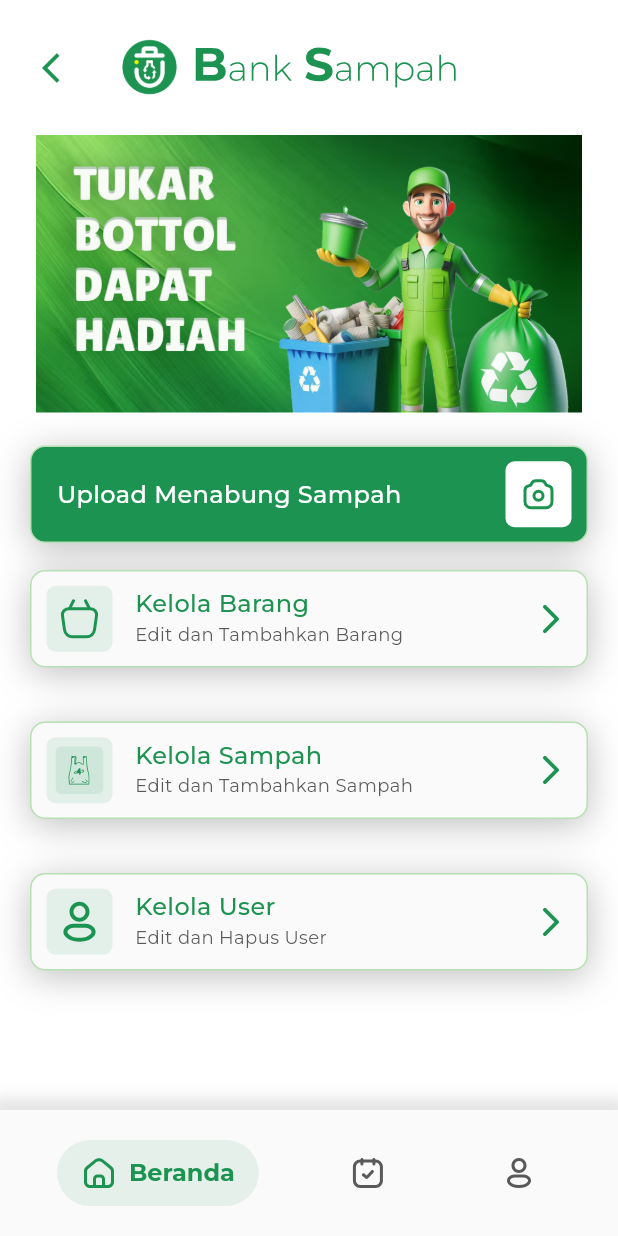
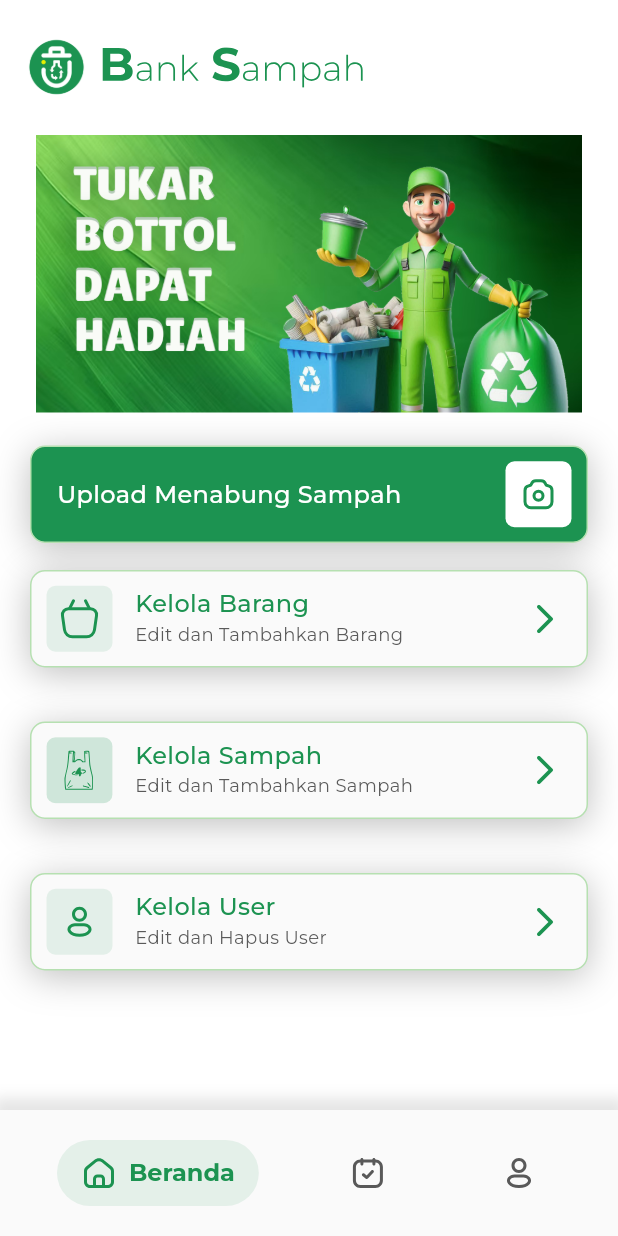
Before and after one commit to WiraRespati/bank_sampah, a Flutter app: the BottomNavbarAdmin screen opened directly, on a phone screen of 412 x 824 dp. Run offline on Flutter 3.47's test engine with Material 3 defaults, Android fonts, the phone set to English and light mode, and no system bars; drawn by our look-alikes of salomon_bottom_bar; our stand-ins replace auto_size_text, cloud_firestore, firebase_auth, firebase_core, flutter_svg, get and 1 more; accounts and stored records are empty; network calls fail.

Commit message:
fixed item widget for home admin

```diff
--- /dev/null
+++ b/lib/controller/admin/item_home_admin_controller.dart
@@ -0,0 +1,9 @@
+import 'package:get/get.dart';
+
+class ItemHomeAdminController extends GetxController {
+  var isTapped = false.obs;
+
+  void setTapped(bool tapped) {
+    isTapped.value = tapped;
+  }
+}
--- /dev/null
+++ b/lib/controller/admin/menabung_sampah_controller.dart
@@ -0,0 +1,9 @@
+import 'package:get/get.dart';
+
+class MenabungSampahController extends GetxController {
+  var isTapped = false.obs;
+
+  void setTapped(bool tapped) {
+    isTapped.value = tapped;
+  }
+}
--- a/lib/main.dart
+++ b/lib/main.dart
@@ -1,6 +1,6 @@
 import 'package:bank_sampah/firebase_options.dart';
 import 'package:bank_sampah/utils/color_constant.dart';
-import 'package:bank_sampah/view/user/splash/splash_page.dart';
+import 'package:bank_sampah/view/admin/bottom_navbar_admin/bottom_navbar_admin.dart';
 import 'package:firebase_core/firebase_core.dart';
 import 'package:flutter/material.dart';
 import 'package:get/get_navigation/src/root/get_material_app.dart';
@@ -25,7 +25,7 @@ class MyApp extends StatelessWidget {
         ),
       ),
       debugShowCheckedModeBanner: false,
-      home:  const SplashPage(),
+      home: BottomNavbarAdmin(),
     );
   }
 }
--- a/lib/view/admin/bottom_navbar_admin/bottom_navbar_admin.dart
+++ b/lib/view/admin/bottom_navbar_admin/bottom_navbar_admin.dart
@@ -70,7 +70,7 @@ class BottomNavbarAdmin extends StatelessWidget {
                           : ColorNeutral.neutral700,
                     ),
                     title: Text(
-                      "Riwayat",
+                      "Konversi",
                       style: TextStyleCollection.captionBold.copyWith(
                         fontSize: 16,
                       ),
--- /dev/null
+++ b/lib/view/admin/home/banner_home_admin_widget.dart
@@ -0,0 +1,69 @@
+import 'package:bank_sampah/utils/color_constant.dart';
+import 'package:flutter/material.dart';
+import 'package:flutter_svg/svg.dart';
+
+class BannerHomeAdminWidget extends StatelessWidget {
+  const BannerHomeAdminWidget({super.key});
+
+  @override
+  Widget build(BuildContext context) {
+    return SizedBox(
+      height: 275,
+      width: double.infinity,
+      child: Stack(
+        children: [
+          Padding(
+            padding: const EdgeInsets.only(top: 70),
+            child: ClipRRect(
+              borderRadius: const BorderRadius.only(
+                bottomLeft: Radius.circular(12),
+                bottomRight: Radius.circular(12),
+              ),
+              child: Image.asset(
+                'assets/images/banner_home.png',
+                width: double.infinity,
+              ),
+            ),
+          ),
+          Container(
+            height: 90,
+            width: double.infinity,
+            decoration: BoxDecoration(
+              color: ColorCollection.white,
+              borderRadius: const BorderRadius.only(
+                bottomLeft: Radius.circular(20),
+                bottomRight: Radius.circular(20),
+              ),
+            ),
+            child: Row(
+              children: [
+                Padding(
+                  padding: const EdgeInsets.symmetric(horizontal: 18),
+                  child: Row(
+                    children: [
+                      Image.asset(
+                        'assets/images/logobs.png',
+                        height: 40,
+                        width: 40,
+                      ),
+                      const SizedBox(
+                        width: 10,
+                      ),
+                      SizedBox(
+                        height: 37,
+                        width: 174,
+                        child: SvgPicture.asset(
+                          'assets/images/title_bank_sampah.svg',
+                        ),
+                      ),
+                    ],
+                  ),
+                ),
+              ],
+            ),
+          ),
+        ],
+      ),
+    );
+  }
+}
--- a/lib/view/admin/home/home_admin_page.dart
+++ b/lib/view/admin/home/home_admin_page.dart
@@ -1,8 +1,13 @@
 import 'package:bank_sampah/utils/color_constant.dart';
+import 'package:bank_sampah/view/admin/home/banner_home_admin_widget.dart';
 import 'package:bank_sampah/view/admin/home/item_home_admin_widget.dart';
-import 'package:bank_sampah/view/admin/home/upload_menabung_samph_widget.dart';
-import 'package:bank_sampah/view/user/profile/about/banner_about_widget.dart';
+import 'package:bank_sampah/view/admin/home/kelola_barang/kelola_barang_page.dart';
+import 'package:bank_sampah/view/admin/home/kelola_sampah/kelola_sampah_page.dart';
+import 'package:bank_sampah/view/admin/home/kelola_user/kelola_user_page.dart';
+import 'package:bank_sampah/view/admin/home/upload_menabung_sampah_widget.dart';
+import 'package:bank_sampah/view/admin/home/upload_menabung_sampah/upload_menabung_sampah_page.dart';
 import 'package:flutter/material.dart';
+import 'package:get/get.dart';
 
 class HomeAdminPage extends StatelessWidget {
   const HomeAdminPage({super.key});
@@ -11,24 +16,37 @@ class HomeAdminPage extends StatelessWidget {
   Widget build(BuildContext context) {
     return Scaffold(
       backgroundColor: ColorCollection.white,
-      body: const Column(
+      body: Column(
         children: [
-          BannerAboutWidget(),
-          UploadMenabungSamphWidget(),
+          const BannerHomeAdminWidget(),
+          UploadMenabungSampahWidget(
+            onTap: () {
+              Get.to(() => const UploadMenabungSampahPage());
+            },
+          ),
           ItemHomeAdminWidget(
             title: 'Kelola Barang',
             subtitle: 'Edit dan Tambahkan Barang',
             image: "assets/images/logo_manage_barang.svg",
+            onTap: () {
+              Get.to(() => const KelolaBarangPage());
+            },
           ),
           ItemHomeAdminWidget(
             title: 'Kelola Sampah',
             subtitle: 'Edit dan Tambahkan Sampah',
             image: "assets/images/logo_manage_sampah.svg",
+            onTap: () {
+              Get.to(() => const KelolaSampahPage());
+            },
           ),
           ItemHomeAdminWidget(
             title: 'Kelola User',
             subtitle: 'Edit dan Hapus User',
             image: "assets/images/logo_profile.svg",
+            onTap: () {
+              Get.to(() => const KelolaUserPage());
+            },
           ),
         ],
       ),
--- a/lib/view/admin/home/item_home_admin_widget.dart
+++ b/lib/view/admin/home/item_home_admin_widget.dart
@@ -1,24 +1,47 @@
 // ignore_for_file: deprecated_member_use
 
+import 'package:bank_sampah/controller/admin/item_home_admin_controller.dart';
 import 'package:bank_sampah/utils/color_constant.dart';
 import 'package:bank_sampah/utils/text_style_constant.dart';
 import 'package:flutter/material.dart';
 import 'package:flutter_svg/svg.dart';
+import 'package:get/get.dart';
 
 class ItemHomeAdminWidget extends StatelessWidget {
-  const ItemHomeAdminWidget({super.key, required this.title, required this.subtitle, required this.image});
+  const ItemHomeAdminWidget({
+    super.key,
+    required this.title,
+    required this.subtitle,
+    required this.image,
+    this.onTap,
+  });
 
   final String title;
   final String subtitle;
   final String image;
+  final Function()? onTap;
 
   @override
   Widget build(BuildContext context) {
-    return Container(
+    final controller = Get.put(ItemHomeAdminController(), tag: title);
+
+    return GestureDetector(
+      onTapDown: (_) => controller.setTapped(true),
+      onTapUp: (_) {
+        controller.setTapped(false);
+        if (onTap != null) {
+          onTap!();
+        }
+      },
+      onTapCancel: () => controller.setTapped(false),
+      child: Obx(
+        () => Container(
           margin: const EdgeInsets.symmetric(horizontal: 20, vertical: 18),
           height: 65,
           decoration: BoxDecoration(
-        color: ColorNeutral.neutral50,
+            color: controller.isTapped.value
+                ? ColorNeutral.neutral100
+                : ColorNeutral.neutral50,
             border: Border.all(
               color: const Color(0xFFB6E0B1),
               width: 1,
@@ -44,14 +67,12 @@ class ItemHomeAdminWidget extends StatelessWidget {
                       width: 44,
                       height: 44,
                       decoration: BoxDecoration(
-                    color: const Color(0xFF1C9351).withOpacity(0.1),
+                        color: ColorPrimary.primary100.withOpacity(0.1),
                         borderRadius: BorderRadius.circular(6),
                       ),
                       child: Center(
                         child: SvgPicture.asset(
                           image,
-                      height: 32,
-                      width: 32,
                           color: ColorPrimary.primary100,
                         ),
                       ),
@@ -81,13 +102,16 @@ class ItemHomeAdminWidget extends StatelessWidget {
                   ),
                 ],
               ),
-          IconButton(
-              onPressed: () {},
-              icon: Icon(
+              Padding(
+                padding: const EdgeInsets.symmetric(horizontal: 16),
+                child: Icon(
                   Icons.arrow_forward_ios_rounded,
                   color: ColorPrimary.primary100,
-              ))
+                ),
+              ),
             ],
+          ),
+        ),
       ),
     );
   }
--- /dev/null
+++ b/lib/view/admin/home/upload_menabung_sampah_widget.dart
@@ -0,0 +1,81 @@
+import 'package:bank_sampah/controller/admin/menabung_sampah_controller.dart';
+import 'package:bank_sampah/utils/color_constant.dart';
+import 'package:bank_sampah/utils/text_style_constant.dart';
+import 'package:flutter/material.dart';
+import 'package:flutter_svg/svg.dart';
+import 'package:get/get.dart';
+
+class UploadMenabungSampahWidget extends StatelessWidget {
+  UploadMenabungSampahWidget({super.key, this.onTap});
+
+  final Function()? onTap;
+  final controller = Get.put(MenabungSampahController());
+  @override
+  Widget build(BuildContext context) {
+    return GestureDetector(
+      onTapDown: (_) => controller.setTapped(true),
+      onTapUp: (_) {
+        controller.setTapped(false);
+        if (onTap != null) {
+          onTap!();
+        }
+      },
+      onTapCancel: () => controller.setTapped(false),
+      child: Obx(
+        () => Container(
+          margin: const EdgeInsets.only(left: 20, right: 20, top: 22),
+          height: 65,
+          decoration: BoxDecoration(
+            color: controller.isTapped.value
+                ? ColorPrimary.primary200
+                : ColorPrimary.primary100,
+            border: Border.all(
+              color: const Color(0xFFB6E0B1),
+              width: 1,
+            ),
+            borderRadius: BorderRadius.circular(10),
+            boxShadow: [
+              BoxShadow(
+                color: const Color(0xFF000000).withOpacity(0.25),
+                offset: const Offset(0, 4),
+                blurRadius: 20,
+                spreadRadius: 0,
+              ),
+            ],
+          ),
+          child: Row(
+            mainAxisAlignment: MainAxisAlignment.spaceBetween,
+            children: [
+              Container(
+                padding: const EdgeInsets.only(left: 17),
+                child: Text(
+                  'Upload Menabung Sampah',
+                  style: TextStyleCollection.captionMedium
+                      .copyWith(fontSize: 16, color: ColorCollection.white),
+                ),
+              ),
+              Center(
+                child: Container(
+                  margin: const EdgeInsets.symmetric(horizontal: 10),
+                  width: 44,
+                  height: 44,
+                  decoration: BoxDecoration(
+                    color: ColorCollection.white,
+                    borderRadius: BorderRadius.circular(6),
+                  ),
+                  child: Center(
+                    child: SvgPicture.asset(
+                      "assets/images/logo_camera.svg",
+                      height: 24,
+                      width: 24,
+                    ),
+                  ),
+                ),
+              )
+            ],
+          ),
+        ),
+      ),
+    );
+  }
+}
--- a/lib/view/admin/home/upload_menabung_samph_widget.dart
+++ /dev/null
@@ -1,63 +0,0 @@
-import 'package:bank_sampah/utils/color_constant.dart';
-import 'package:bank_sampah/utils/text_style_constant.dart';
-import 'package:flutter/material.dart';
-import 'package:flutter_svg/svg.dart';
-
-class UploadMenabungSamphWidget extends StatelessWidget {
-  const UploadMenabungSamphWidget({super.key});
-
-  @override
-  Widget build(BuildContext context) {
-    return Container(
-      margin: const EdgeInsets.only(left: 20, right: 20, top: 22),
-      height: 65,
-      decoration: BoxDecoration(
-        color: ColorPrimary.primary100,
-        border: Border.all(
-          color: const Color(0xFFB6E0B1),
-          width: 1,
-        ),
-        borderRadius: BorderRadius.circular(10),
-        boxShadow: [
-          BoxShadow(
-            color: const Color(0xFF000000).withOpacity(0.25),
-            offset: const Offset(0, 4),
-            blurRadius: 20,
-            spreadRadius: 0,
-          ),
-        ],
-      ),
-      child: Row(
-        mainAxisAlignment: MainAxisAlignment.spaceBetween,
-        children: [
-          Container(
-            padding: const EdgeInsets.only(left: 17),
-            child: Text(
-              'Upload Menabung Sampah',
-              style: TextStyleCollection.captionMedium
-                  .copyWith(fontSize: 16, color: ColorCollection.white),
-            ),
-          ),
-          Center(
-            child: Container(
-              margin: const EdgeInsets.symmetric(horizontal: 10),
-              width: 44,
-              height: 44,
-              decoration: BoxDecoration(
-                color: ColorCollection.white,
-                borderRadius: BorderRadius.circular(6),
-              ),
-              child: Center(
-                child: SvgPicture.asset(
-                  "assets/images/logo_camera.svg",
-                  height: 24,
-                  width: 24,
-                ),
-              ),
-            ),
-          )
-        ],
-      ),
-    );
-  }
-}
--- a/lib/view/user/onboarding/onboarding_button_widget.dart
+++ b/lib/view/user/onboarding/onboarding_button_widget.dart
@@ -19,7 +19,7 @@ class OnboardingButtonWidget extends StatelessWidget {
           onPressed: () {
             Get.to(() =>  LoginPage());
           },
-          text: 'Mari Menabung Sampah',
+          text: 'Mulai Menabung Sampah',
           textColor: ColorCollection.white,
           backgroundColor: ColorPrimary.primary100,
         ),
```
Also changed, not shown: lib/view/admin/home/kelola_barang/kelola_barang_page.dart (added, +14 -0 lines), lib/view/admin/home/kelola_sampah/kelola_sampah_page.dart (added, +14 -0 lines), lib/view/admin/home/kelola_user/kelola_user_page.dart (added, +14 -0 lines), lib/view/admin/home/upload_menabung_sampah/upload_menabung_sampah_page.dart (added, +14 -0 lines), lib/view/admin/home/upload_menabung_sampah/upload_sampah_page.dart (added, +14 -0 lines). Lines whose indentation alone changed are shown as unchanged.
